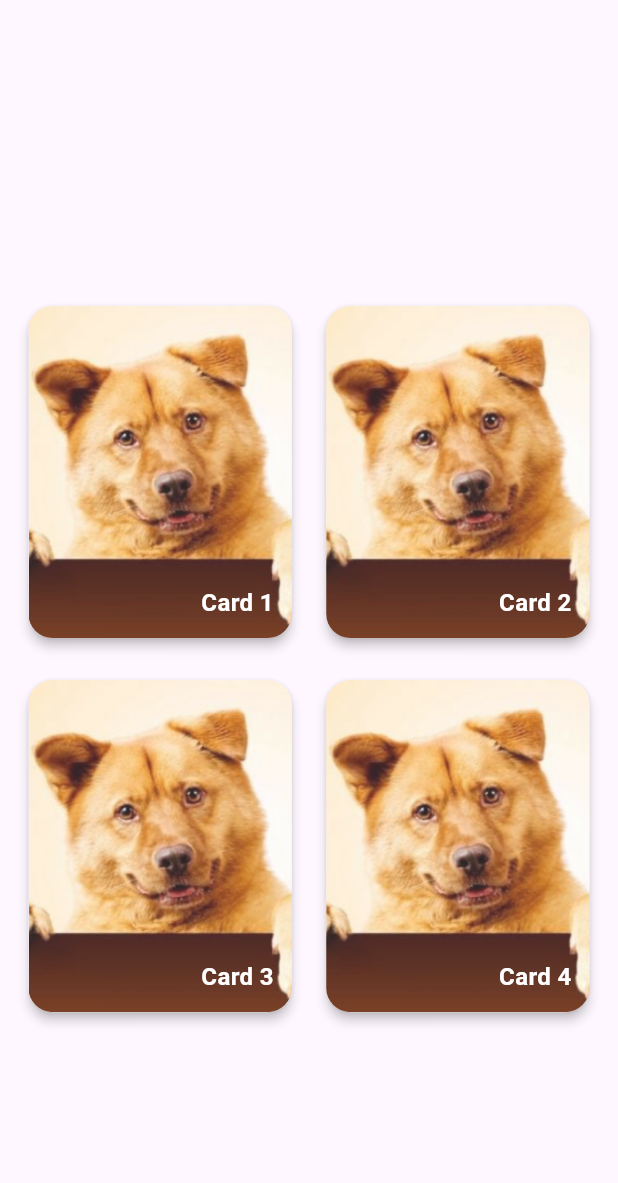
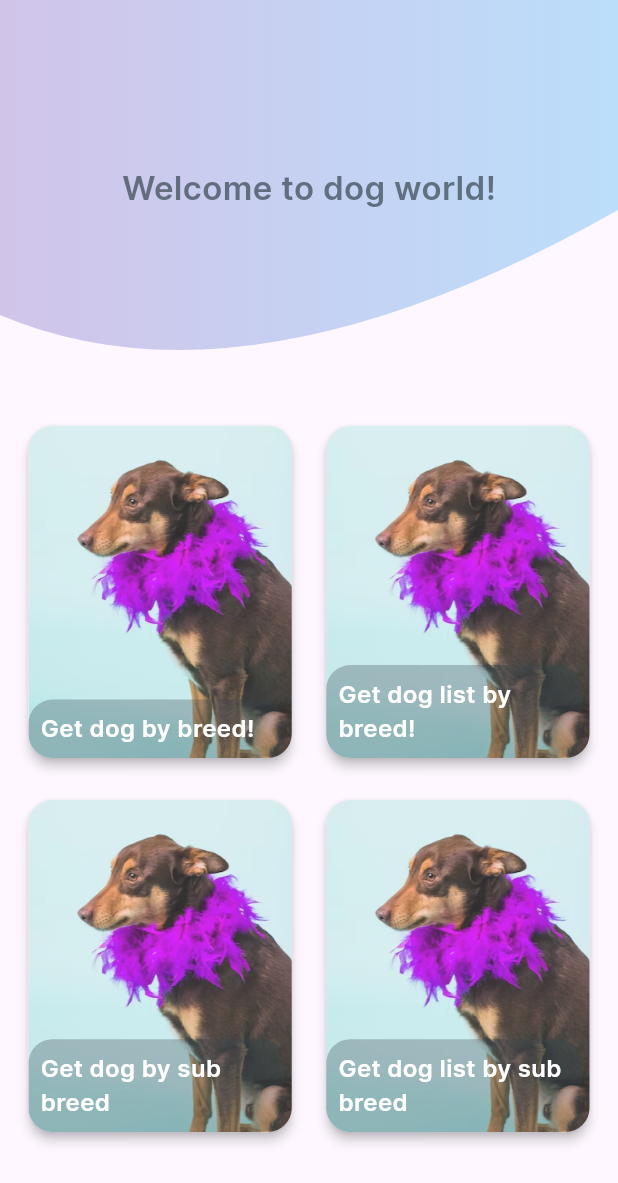
Before and after one commit to siiimaay/pick-your-dog, a Flutter app: the screen it shows after launch, on a phone screen of 412 x 824 dp. Shown: the top 1183 px of the screen. Run offline on Flutter 3.47's test engine with Material 2 defaults, Android fonts, the phone set to English and light mode, and no system bars; our stand-ins replace dio, flutter_bloc; generated files the repository leaves out were written again.

Commit message:
add Inter fonts

```diff
--- a/lib/features/dashboard/presentation/common_widgets/card_button.dart
+++ b/lib/features/dashboard/presentation/common_widgets/card_button.dart
@@ -23,7 +23,7 @@ class CardButton extends StatelessWidget {
               ClipRRect(
                 borderRadius: BorderRadius.circular(16.0),
                 child: Image.asset(
-                  'assets/images/dog_main.png',
+                  'assets/images/main_dog.png',
                   fit: BoxFit.cover,
                   width: double.infinity,
                   height: 400,
@@ -32,15 +32,25 @@ class CardButton extends StatelessWidget {
               ),
               Positioned(
                 bottom: 0,
-                right: 0,
+                left: 0,
+                right: 5,
                 child: Container(
-                  padding: EdgeInsets.all(12),
-                  child: Text(
-                    content,
-                    style: const TextStyle(
+                  child: Container(
+                    padding: EdgeInsets.all(8),
+                    decoration: BoxDecoration(
+                      borderRadius: BorderRadius.circular(16),
+                      color: Color(0xff36454f).withOpacity(0.3),
+                    ),
+                    child: Text(
+                      content,
+                      maxLines: 2,
+                      style: TextStyle(
                         color: Colors.white,
+                        fontFamily: 'Inter',
                         fontSize: 16,
-                        fontWeight: FontWeight.w600),
+                        fontWeight: FontWeight.w600,
+                      ),
+                    ),
                   ),
                 ),
               ),
--- a/lib/features/dashboard/presentation/dashboard_view.dart
+++ b/lib/features/dashboard/presentation/dashboard_view.dart
@@ -6,23 +6,53 @@ import 'package:pick_your_dog/features/dashboard/presentation/common_widgets/dro
 import 'package:pick_your_dog/features/dashboard/presentation/common_widgets/submit_button.dart';
 import 'package:pick_your_dog/features/dashboard/presentation/image_view/image_view.dart';
 
+import 'image_view/header_wave_shape.dart';
+
 class DashboardView extends StatelessWidget {
   const DashboardView({super.key});
 
   @override
   Widget build(BuildContext context) {
     return Scaffold(
-      body: Container(
-          padding:
-              const EdgeInsets.symmetric(horizontal: 15).copyWith(top: 200),
+      body: Column(
+        children: [
+          ClipPath(
+              clipper: BackgroundWaveClipper(),
+              child: Container(
+                width: MediaQuery.of(context).size.width,
+                height: 280,
+                decoration: const BoxDecoration(
+                    gradient: LinearGradient(
+                  colors: [
+                    Color(0xFFD1C4E9),
+                    Color(0xFFBBDEFB), //
+                  ],
+                )),
+                child: Center(
+                    child: Text("Welcome to dog world!\n",
+                        style: TextStyle(
+                          color: const Color(0xff36454f).withOpacity(0.7),
+                          fontFamily: 'Inter',
+                          fontSize: 22,
+                          fontWeight: FontWeight.w600,
+                        ))),
+              )),
+          Expanded(
+            child: Container(
+                height: MediaQuery.of(context).size.height,
+                padding: const EdgeInsets.symmetric(horizontal: 15),
                 child: GridView.count(
+                  physics: const NeverScrollableScrollPhysics(),
                   crossAxisCount: 2,
                   mainAxisSpacing: 20,
                   childAspectRatio: 0.8,
                   crossAxisSpacing: 15,
                   children: [
                     CardButton(
-                  content: "Card 1",
+                        key: const Key(
+                          "card_key",
+                        ),
+                        content: "Get dog by breed!",
                         onPressed: (context) {
                           showBottomSheet(
                               context: context,
@@ -31,7 +61,7 @@ class DashboardView extends StatelessWidget {
                               });
                         }),
                     CardButton(
-                content: "Card 2",
+                      content: "Get dog list by breed!",
                       onPressed: (context) {
                         showBottomSheet(
                             context: context,
@@ -41,7 +71,7 @@ class DashboardView extends StatelessWidget {
                       },
                     ),
                     CardButton(
-                content: "Card 3",
+                      content: "Get dog by sub breed",
                       onPressed: (ctx) {
                         showBottomSheet(
                             context: context,
@@ -52,7 +82,7 @@ class DashboardView extends StatelessWidget {
                       },
                     ),
                     CardButton(
-                content: "Card 4",
+                      content: "Get dog list by sub breed",
                       onPressed: (context) {
                         showBottomSheet(
                             context: context,
@@ -64,6 +94,9 @@ class DashboardView extends StatelessWidget {
                     ),
                   ],
                 )),
+          ),
+        ],
+      ),
     );
   }
 }
@@ -134,21 +167,30 @@ class ImageGenerationBlocBuilder extends StatelessWidget {
                   mainAxisSize: MainAxisSize.min,
                   crossAxisAlignment: CrossAxisAlignment.start,
                   children: [
-                    const Center(
-                      child: Text(
-                        "Generate Image",
+                    Center(
+                      child: Text("Generate Image",
                           style: TextStyle(
-                            fontSize: 20, fontWeight: FontWeight.w500),
-                      ),
+                            color: Color(0xff36454f).withOpacity(0.9),
+                            fontFamily: 'Inter',
+                            fontSize: 20,
+                            fontWeight: FontWeight.w600,
+                          )),
                     ),
                     const SizedBox(height: 30),
-                    const Padding(
+                    Padding(
                       padding:
                           EdgeInsets.symmetric(vertical: 10, horizontal: 14),
-                      child: Text("Choose breed"),
+                      child: Text("Choose breed",
+                          style: TextStyle(
+                            color: Color(0xff36454f).withOpacity(0.7),
+                            fontFamily: 'Inter',
+                            fontSize: 14,
+                            fontWeight: FontWeight.w500,
+                          )),
                     ),
                     Flexible(
                       child: Dropdown(
+                          key: const Key("dropdown_key"),
                           items: breeds,
                           hint: "Pick breed",
                           onItemSelect: (String value) =>
@@ -156,10 +198,16 @@ class ImageGenerationBlocBuilder extends StatelessWidget {
                     ),
                     if (state.subBreedList.isNotEmpty &&
                         hasSubBreedRequired) ...[
-                      const Padding(
+                      Padding(
                         padding:
                             EdgeInsets.symmetric(vertical: 10, horizontal: 14),
-                        child: Text("Choose breed"),
+                        child: Text("Choose breed",
+                            style: TextStyle(
+                              color: Color(0xff36454f).withOpacity(0.7),
+                              fontFamily: 'Inter',
+                              fontSize: 14,
+                              fontWeight: FontWeight.w500,
+                            )),
                       ),
                       Flexible(
                         child: Dropdown(
@@ -175,9 +223,10 @@ class ImageGenerationBlocBuilder extends StatelessWidget {
                       child: Padding(
                         padding: const EdgeInsets.all(40.0),
                         child: SubmitButton(
+                          key: const Key("submit_button_key"),
                           buttonText: 'Generate Image!',
                           onPressed: () => onAction(context),
-                          color: Colors.indigo,
+                          color: Colors.deepPurpleAccent.shade200,
                         ),
                       ),
                     )
--- /dev/null
+++ b/lib/features/dashboard/presentation/image_view/header_wave_shape.dart
@@ -0,0 +1,47 @@
+import 'package:flutter/material.dart';
+
+class HeaderWaveShape extends StatelessWidget {
+  final double height;
+
+  const HeaderWaveShape({Key? key, required this.height}) : super(key: key);
+
+  @override
+  Widget build(BuildContext context) {
+    return ClipPath(
+        clipper: BackgroundWaveClipper(),
+        child: Container(
+          width: MediaQuery.of(context).size.width,
+          height: height,
+          decoration: const BoxDecoration(
+              gradient: LinearGradient(
+            colors: [Color(0xFFFACCCC), Color(0xFFF6EFE9)],
+          )),
+        ));
+  }
+}
+
+class BackgroundWaveClipper extends CustomClipper<Path> {
+  @override
+  Path getClip(Size size) {
+    var path = Path();
+
+    const minSize = 140.0;
+
+    final p1Diff = ((minSize - size.height) * 0.5).truncate().abs();
+    path.lineTo(0.0, size.height - p1Diff);
+
+    final controlPoint = Offset(size.width * 0.4, size.height);
+    final endPoint = Offset(size.width, minSize);
+
+    path.quadraticBezierTo(
+        controlPoint.dx, controlPoint.dy, endPoint.dx, endPoint.dy);
+
+    path.lineTo(size.width, 0.0);
+    path.close();
+
+    return path;
+  }
+
+  @override
+  bool shouldReclip(BackgroundWaveClipper oldClipper) => oldClipper != this;
+}
--- a/lib/features/dashboard/presentation/image_view/image_view.dart
+++ b/lib/features/dashboard/presentation/image_view/image_view.dart
@@ -22,6 +22,7 @@ class ImageView extends StatelessWidget {
             children: imageList
                 .map(
                   (imageUrl) => Image.network(
+                    key: Key("image_key"),
                     imageUrl,
                     width: 200,
                     height: 200,
--- a/pubspec.yaml
+++ b/pubspec.yaml
@@ -40,6 +40,7 @@ dependencies:
   dio: ^5.3.3
   json_annotation: ^4.8.1
   flutter_bloc: ^8.1.3
+  mockito: ^5.0.4
 
 dev_dependencies:
   flutter_test:
```
Also changed, not shown: assets/fonts/Inter-Black.ttf (added), assets/fonts/Inter-Bold.ttf (added), assets/fonts/Inter-ExtraBold.ttf (added), assets/fonts/Inter-ExtraLight.ttf (added), assets/fonts/Inter-Light.ttf (added), assets/fonts/Inter-Medium.ttf (added), assets/fonts/Inter-Regular.ttf (added), assets/fonts/Inter-SemiBold.ttf (added), assets/fonts/Inter-Thin.ttf (added), assets/images/main_dog.png (added), 3 other files. Lines whose indentation alone changed are shown as unchanged.
